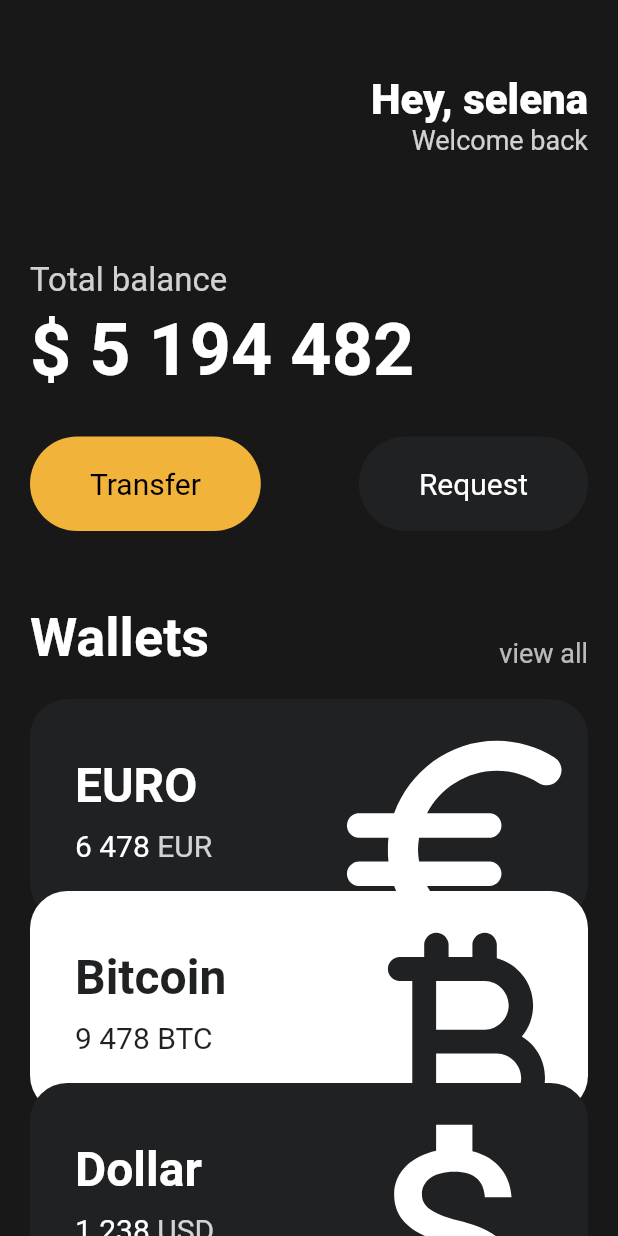
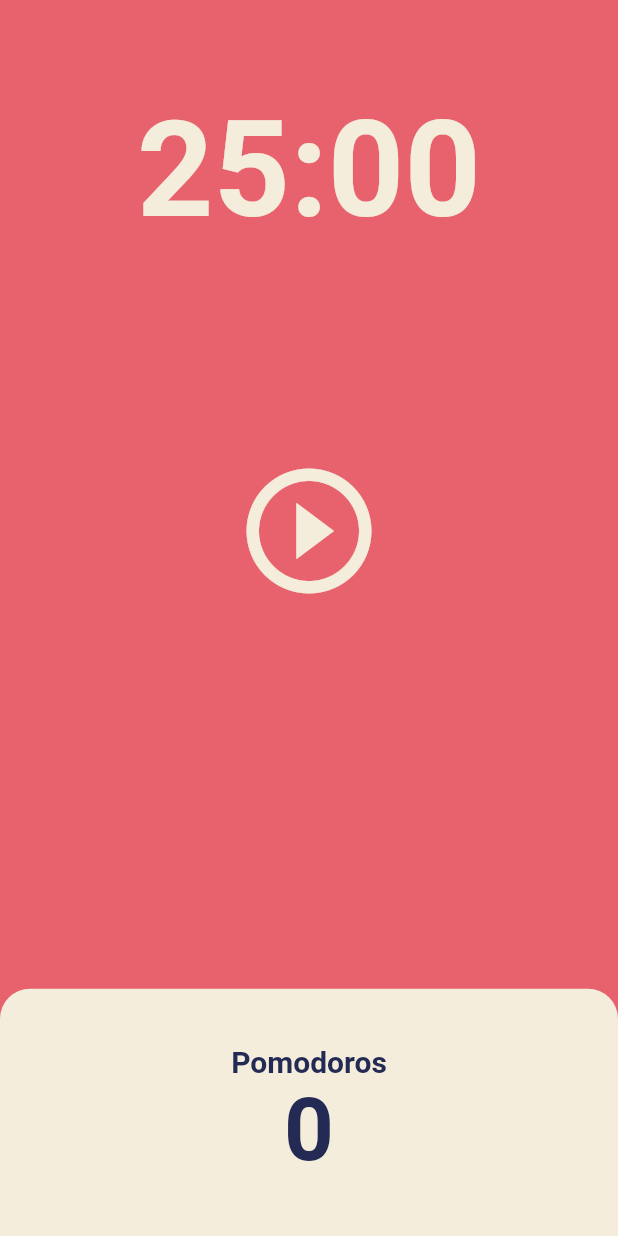
Before and after one commit to lovelycbm/toonflix, a Flutter app: the screen it shows after launch, on a phone screen of 412 x 824 dp. Run offline on Flutter 3.47's test engine with Material 2 defaults, Android fonts, the phone set to English and light mode, and no system bars.

Commit message:
pomodoro app build complete

```diff
--- a/lib/main.dart
+++ b/lib/main.dart
@@ -1,7 +1,5 @@
 import 'package:flutter/material.dart';
-import 'package:toonflix/widgets/currency_card.dart';
-
-import 'widgets/Button.dart';
+import 'package:toonflix/screens/home_screen.dart';
 
 void main() {
   runApp(App());
@@ -11,120 +9,16 @@ class App extends StatelessWidget {
   @override
   Widget build(BuildContext context) {
     return MaterialApp(
-      home: Scaffold(
-        backgroundColor: const Color(0xFF181818),
-        body: SingleChildScrollView(
-          child: Padding(
-            padding: const EdgeInsets.symmetric(horizontal: 20),
-            child: Column(
-              crossAxisAlignment: CrossAxisAlignment.start,
-              children: [
-                const SizedBox(height: 50),
-                Row(mainAxisAlignment: MainAxisAlignment.end, children: [
-                  Column(
-                    crossAxisAlignment: CrossAxisAlignment.end,
-                    children: [
-                      const Text(
-                        'Hey, selena',
-                        style: TextStyle(
-                          color: Colors.white,
-                          fontSize: 28,
-                          fontWeight: FontWeight.w800,
-                        ),
-                      ),
-                      Text(
-                        'Welcome back',
-                        style: TextStyle(
-                          color: Colors.white.withOpacity(0.8),
-                          fontSize: 18,
-                        ),
-                      ),
-                    ],
-                  ),
-                ]),
-                const SizedBox(height: 70),
-                Text(
-                  'Total balance',
-                  style: TextStyle(
-                    color: Colors.white.withOpacity(0.8),
-                    fontSize: 22,
-                  ),
-                ),
-                const SizedBox(height: 5),
-                const Text(
-                  '\$ 5 194 482',
-                  style: TextStyle(
-                    color: Colors.white,
-                    fontWeight: FontWeight.w600,
-                    fontSize: 48,
-                  ),
-                ),
-                const SizedBox(height: 30),
-                Row(
-                  mainAxisAlignment: MainAxisAlignment.spaceBetween,
-                  children: const [
-                    Button(
-                      text: 'Transfer',
-                      bgColor: Color(0xFFf2b33a),
-                      textColor: Colors.black,
-                    ),
-                    Button(
-                      text: 'Request',
-                      bgColor: Color(0xFF1f2123),
-                      textColor: Colors.white,
-                    ),
-                  ],
-                ),
-                const SizedBox(height: 50),
-                Row(
-                  mainAxisAlignment: MainAxisAlignment.spaceBetween,
-                  crossAxisAlignment: CrossAxisAlignment.end,
-                  children: [
-                    const Text('Wallets',
-                        style: TextStyle(
-                            color: Colors.white,
-                            fontSize: 36,
-                            fontWeight: FontWeight.w600)),
-                    Text('view all',
-                        style: TextStyle(
-                          color: Colors.white.withOpacity(0.7),
-                          fontSize: 18,
-                        )),
-                  ],
-                ),
-                const SizedBox(height: 20),
-                const CurrencyCard(
-                  name: 'EURO',
-                  code: 'EUR',
-                  amount: '6 478',
-                  icon: Icons.euro_rounded,
-                  isInverted: false,
-                ),
-                Transform.translate(
-                  offset: const Offset(0, -20),
-                  child: const CurrencyCard(
-                    name: 'Bitcoin',
-                    code: 'BTC',
-                    amount: '9 478',
-                    icon: Icons.currency_bitcoin_rounded,
-                    isInverted: true,
-                  ),
-                ),
-                Transform.translate(
-                  offset: const Offset(0, -40),
-                  child: const CurrencyCard(
-                    name: 'Dollar',
-                    code: 'USD',
-                    amount: '1 238',
-                    icon: Icons.attach_money_outlined,
-                    isInverted: false,
-                  ),
-                ),
-              ],
-            ),
+      theme: ThemeData(
+        backgroundColor: const Color(0xFFE7626C),
+        textTheme: const TextTheme(
+          headline1: TextStyle(
+            color: Color(0xFF232B55),
           ),
         ),
+        cardColor: const Color(0xFFF4EDDB),
       ),
+      home: const HomeScreen(),
     );
   }
 }
--- /dev/null
+++ b/lib/screens/home_screen.dart
@@ -0,0 +1,152 @@
+import 'dart:async';
+
+import 'package:flutter/material.dart';
+
+class HomeScreen extends StatefulWidget {
+  const HomeScreen({Key? key}) : super(key: key);
+
+  @override
+  State<HomeScreen> createState() => _HomeScreenState();
+}
+
+class _HomeScreenState extends State<HomeScreen> {
+  static const twentyFiveMinutes = 1500;
+  int totalSeconds = twentyFiveMinutes;
+  late Timer timer;
+  int totalPomodoros = 0;
+  bool isRunning = false;
+
+  void onTick(Timer timer) {
+    if (totalSeconds == 0) {
+      setState(() {
+        totalPomodoros = totalPomodoros + 1;
+        isRunning = false;
+        totalSeconds = twentyFiveMinutes;
+      });
+      timer.cancel();
+    } else {
+      setState(() {
+        totalSeconds = totalSeconds - 1;
+      });
+    }
+  }
+
+  String format(int seconds) {
+    var duration = Duration(seconds: seconds);
+    return duration.toString().split('.').first.substring(2, 7);
+  }
+
+  void onStartPressd() {
+    timer = Timer.periodic(const Duration(seconds: 1), onTick);
+    setState(() {
+      isRunning = true;
+    });
+  }
+
+  void onPausePressd() {
+    timer.cancel();
+    setState(() {
+      isRunning = false;
+    });
+  }
+
+  void onStopPressd() {
+    timer.cancel();
+    setState(() {
+      isRunning = false;
+      totalSeconds = twentyFiveMinutes;
+    });
+  }
+
+  @override
+  Widget build(BuildContext context) {
+    return Scaffold(
+      backgroundColor: Theme.of(context).backgroundColor,
+      body: Column(
+        children: [
+          Flexible(
+              flex: 1,
+              child: Container(
+                alignment: Alignment.bottomCenter,
+                child: Text(
+                  format(totalSeconds),
+                  style: TextStyle(
+                    fontSize: 89,
+                    fontWeight: FontWeight.w600,
+                    color: Theme.of(context).cardColor,
+                  ),
+                ),
+              )),
+          Flexible(
+            flex: 3,
+            child: Column(
+              mainAxisAlignment: MainAxisAlignment.center,
+              children: [
+                IconButton(
+                  onPressed: isRunning ? onPausePressd : onStartPressd,
+                  iconSize: 100,
+                  color: Theme.of(context).cardColor,
+                  icon: Icon(
+                    isRunning
+                        ? Icons.pause_circle_outlined
+                        : Icons.play_circle_outline,
+                  ),
+                ),
+                IconButton(
+                  onPressed: onStopPressd,
+                  iconSize: 100,
+                  color: Theme.of(context).cardColor,
+                  icon: Icon(
+                    totalSeconds < twentyFiveMinutes
+                        ? Icons.stop_circle_outlined
+                        : null,
+                  ),
+                ),
+              ],
+            ),
+          ),
+          Flexible(
+              flex: 1,
+              child: Row(
+                children: [
+                  Expanded(
+                    child: Container(
+                      decoration: BoxDecoration(
+                        color: Theme.of(context).cardColor,
+                        borderRadius: const BorderRadius.only(
+                          topLeft: Radius.circular(20),
+                          topRight: Radius.circular(20),
+                        ),
+                      ),
+                      child: Column(
+                        mainAxisAlignment: MainAxisAlignment.center,
+                        children: [
+                          Text(
+                            'Pomodoros',
+                            style: TextStyle(
+                              fontSize: 20,
+                              color:
+                                  Theme.of(context).textTheme.headline1!.color,
+                              fontWeight: FontWeight.w600,
+                            ),
+                          ),
+                          Text(
+                            '$totalPomodoros',
+                            style: TextStyle(
+                              fontSize: 58,
+                              color:
+                                  Theme.of(context).textTheme.headline1!.color,
+                              fontWeight: FontWeight.w600,
+                            ),
+                          ),
+                        ],
+                      ),
+                    ),
+                  ),
+                ],
+              )),
+        ],
+      ),
+    );
+  }
+}
```
